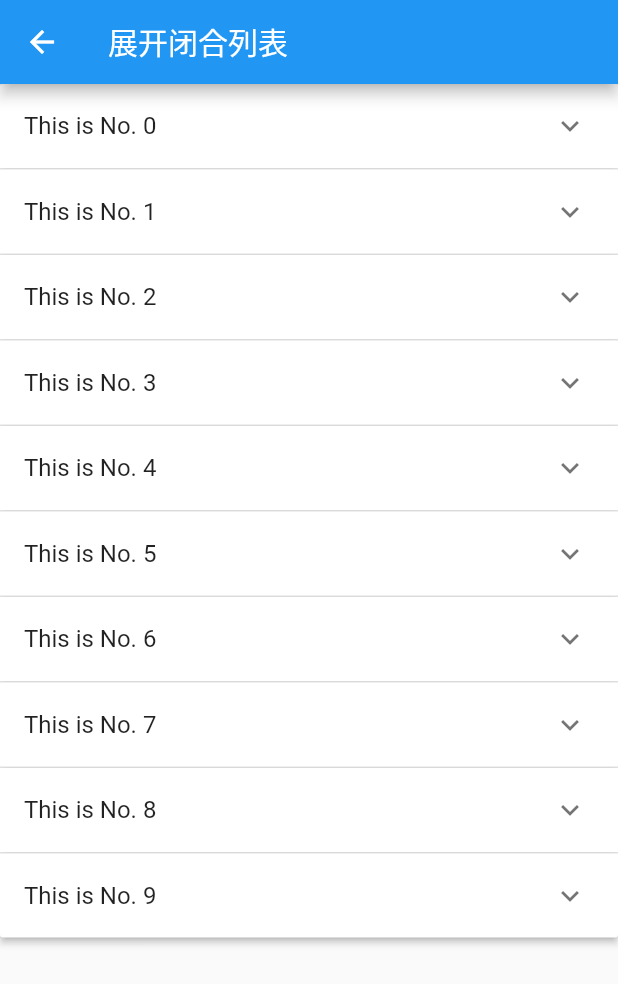
After one commit to no1harm/my_flutter_app, a Flutter app: the screen it shows after launch, after a tap on "展开闭合列表", on a phone screen of 412 x 824 dp. The commit adds this screen. Shown: the top 984 px of the screen. Run offline on Flutter 3.47's test engine with Material 2 defaults, Android fonts, the phone set to English and light mode, and no system bars.

Commit message:
完成展开闭合列表

```diff
--- /dev/null
+++ b/lib/expansionLists.dart
@@ -0,0 +1,66 @@
+import 'package:flutter/material.dart';
+
+class ExpansionListsDemo extends StatefulWidget {
+  @override
+  _ExpansionListsDemoState createState() => _ExpansionListsDemoState();
+}
+
+class _ExpansionListsDemoState extends State<ExpansionListsDemo> {
+  var currentPanelIndex = -1;
+  List<int> mList;  // 控制索引
+  List<ExpandStateBean> expandStateList;  // 开展后的状态列表
+  _ExpansionListsDemoState(){
+    mList = new List();
+    expandStateList = new List();
+    for(int i=0;i<10;i++){
+      mList.add(i);
+      expandStateList.add(ExpandStateBean(i,false));
+    }
+  }
+  _setCurrentIndex(int index, isExpand){
+    setState(() {
+      // 遍历可展开状态列表
+      expandStateList.forEach((item){
+        if(item.index == index){
+          //取反，经典取反方法
+          item.isOpen = !isExpand;
+        }
+      });
+    });
+  }
+  @override
+  Widget build(BuildContext context) {
+    return new Scaffold(
+      appBar: AppBar(title: Text('展开闭合列表'),
+      ),
+      body:SingleChildScrollView(
+        child: ExpansionPanelList(
+          //交互回调属性，里边是个匿名函数，控制列表项的展开与闭合
+          expansionCallback: (index,bol){
+            //调用内部方法
+            _setCurrentIndex(index, bol);
+          },
+          children: mList.map((index){  //进行map操作，然后用toList再次组成List
+            return ExpansionPanel(
+              headerBuilder: (context,isExpanded){
+                return ListTile(
+                  title:Text('This is No. $index')
+                );
+              },
+              body:ListTile(
+                title:Text('expansion no.$index')
+              ),
+              isExpanded: expandStateList[index].isOpen
+            );
+          }).toList(),
+        ),
+      )
+    );
+  }
+}
+
+class ExpandStateBean {
+  var isOpen;
+  var index;
+  ExpandStateBean(this.index,this.isOpen);
+}
--- a/lib/main.dart
+++ b/lib/main.dart
@@ -11,6 +11,8 @@ import 'keepAliveDemo.dart';
 import 'searchBar.dart';
 import 'wrapLayout.dart';
 import 'staggeredGrid.dart';
+import 'expansionList.dart';
+import 'expansionLists.dart';
 
 void main() => runApp(new MyApp());
 
@@ -125,6 +127,22 @@ class HomePage extends StatelessWidget {
                 )
               },
             ),
+            new CustomButton(
+              title:'展开闭合效果',
+              onTap: () => {
+                Navigator.push(context,new  MaterialPageRoute(
+                  builder:(context) =>new ExpansionPanlDemo())
+                )
+              },
+            ),
+            new CustomButton(
+              title:'展开闭合列表',
+              onTap: () => {
+                Navigator.push(context,new  MaterialPageRoute(
+                  builder:(context) =>new ExpansionListsDemo())
+                )
+              },
+            ),
           ],
         )
       )
--- a/lib/staggeredGrid.dart
+++ b/lib/staggeredGrid.dart
@@ -1,5 +1,4 @@
 import 'package:flutter/material.dart';
-// import 'package:flutter_staggered_grid_view/flutter_staggered_grid_view.dart';
 
 class StaggeredGrid extends StatefulWidget {
   @override
--- a/pubspec.yaml
+++ b/pubspec.yaml
@@ -22,8 +22,8 @@ dependencies:
 
   # The following adds the Cupertino Icons font to your application.
   # Use with the CupertinoIcons class for iOS style icons.
-  # flutter_staggered_grid_view: "^0.3.0"
   cupertino_icons: ^0.1.2
+  # flutter_staggered_grid_view: "^0.2.7"
 
 dev_dependencies:
   flutter_test:
```
Also changed, not shown: lib/expansionList.dart (added, +25 -0 lines).
